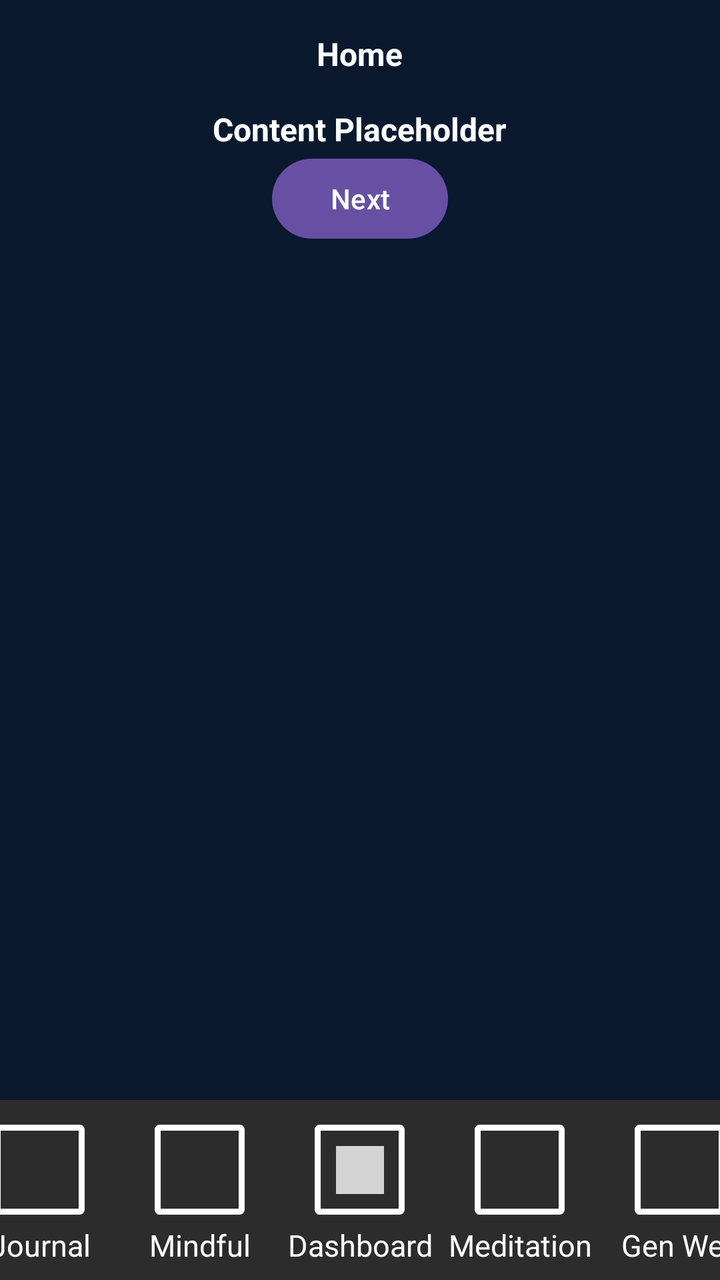
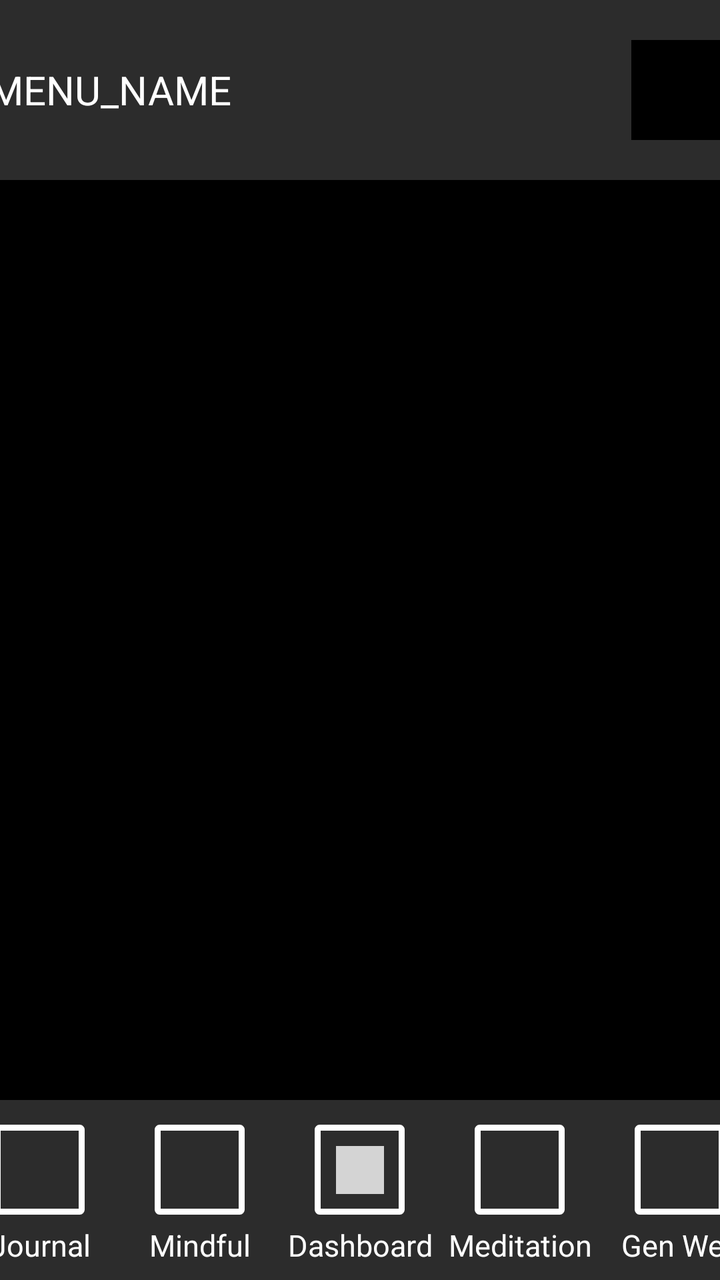

An Android layout rendered at two revisions. The XML below is the earlier revision; the diff shows what the commit changed to produce the second picture.
<!-- AndroidManifest.xml: application theme Theme.Riova -->
<!-- res/layout/meditation.xml -->
<?xml version="1.0" encoding="utf-8"?>
<androidx.constraintlayout.widget.ConstraintLayout xmlns:android="http://schemas.android.com/apk/res/android"
    xmlns:app="http://schemas.android.com/apk/res-auto"
    xmlns:tools="http://schemas.android.com/tools"
    android:layout_width="match_parent"
    android:layout_height="match_parent"
    android:background="@color/app_background"
    android:padding="0dp"
    tools:context=".FirstFragment">

        
        <LinearLayout
            android:layout_margin="0px"
            android:layout_width="match_parent"
            android:layout_height="wrap_content"
            android:orientation="vertical"
            android:gravity="center"
            app:layout_constraintTop_toTopOf="parent"
            android:id="@+id/header_layout">

            <TextView
                android:id="@+id/textview_first"
                android:text="Home"
                android:textSize="16sp"
                android:textStyle="bold"
                android:textColor="@color/white"
                app:layout_constraintBottom_toBottomOf="parent"
                app:layout_constraintEnd_toEndOf="parent"
                app:layout_constraintStart_toStartOf="parent"
                app:layout_constraintTop_toBottomOf="@id/button_first"
                style="@style/string" />

            
            <TextView
                android:id="@+id/textview_body"
                android:text="Content Placeholder"
                android:textSize="16sp"
                android:textStyle="bold"
                android:textColor="@color/white"
                app:layout_constraintBottom_toBottomOf="parent"
                app:layout_constraintEnd_toEndOf="parent"
                app:layout_constraintStart_toStartOf="parent"
                app:layout_constraintTop_toBottomOf="@id/button_first"
                style="@style/string" />

            
            <Button
                android:id="@+id/button_first"
                android:layout_width="wrap_content"
                android:layout_height="wrap_content"
                android:text="@string/next"
                app:layout_constraintBottom_toTopOf="@id/textview_first"
                app:layout_constraintEnd_toEndOf="parent"
                app:layout_constraintHorizontal_bias="0.498"
                app:layout_constraintStart_toStartOf="parent"
                app:layout_constraintTop_toTopOf="parent" />
        </LinearLayout>

        <include layout="@layout/footer"/>

</androidx.constraintlayout.widget.ConstraintLayout>
<!-- res/layout/footer.xml (included above) -->
<?xml version="1.0" encoding="utf-8"?>
<androidx.constraintlayout.widget.ConstraintLayout xmlns:android="http://schemas.android.com/apk/res/android"
    xmlns:app="http://schemas.android.com/apk/res-auto"
    android:layout_width="match_parent"
    android:layout_height="match_parent">

    
    <LinearLayout
        android:layout_margin="0dp"
        android:layout_width="match_parent"
        android:layout_height="90dp"
        android:orientation="horizontal"
        android:gravity="center"
        app:layout_constraintBottom_toBottomOf="parent"
        app:layout_constraintEnd_toEndOf="parent"
        app:layout_constraintStart_toStartOf="parent"
        android:background="@color/footer_back"
        android:id="@+id/header_layout">

        
        <LinearLayout
            style="@style/nav_button_linear_layout">
            <ImageButton
                android:contentDescription="@string/journal"
                android:id="@+id/button_journal"
                android:src="@drawable/ic_action_inactive_button"
                app:backgroundTint="@null"
                style="@style/nav_button"/>
            <TextView
                style="@style/nav_button_text"
                android:text="Journal"/>
        </LinearLayout>
        

        
        <LinearLayout
            style="@style/nav_button_linear_layout">

            <ImageButton
                android:contentDescription="Mindfulness"
                android:id="@+id/button_mindfullness"
                android:src="@drawable/ic_action_inactive_button"
                app:backgroundTint="@null"
                style="@style/nav_button"/>
            <TextView
                style="@style/nav_button_text"
                android:text="Mindful"/>
        </LinearLayout>
        

        
        <LinearLayout
            style="@style/nav_button_linear_layout">
            <ImageButton
                android:contentDescription="@string/dashboard"
                android:id="@+id/button_dashboard"
                android:src="@drawable/ic_action_name"
                app:backgroundTint="@null"
                style="@style/nav_button"/>
            <TextView
                style="@style/nav_button_text"
                android:text="Dashboard"/>
        </LinearLayout>
        

        
        <LinearLayout
            style="@style/nav_button_linear_layout">
            <ImageButton
                android:contentDescription="@string/meditation"
                android:id="@+id/button_meditation"
                android:src="@drawable/ic_action_inactive_button"
                app:backgroundTint="@null"
                style="@style/nav_button"/>
            <TextView
                style="@style/nav_button_text"
                android:text="Meditation"/>
        </LinearLayout>
        

        
        <LinearLayout
            style="@style/nav_button_linear_layout">
            <ImageButton
                android:contentDescription="@string/general_wellness"
                android:id="@+id/button_generalWellness"
                android:src="@drawable/ic_action_inactive_button"
                app:backgroundTint="@null"
                style="@style/nav_button"/>
            <TextView
                style="@style/nav_button_text"
                android:text="Gen Well"/>
        </LinearLayout>
        

    </LinearLayout>

</androidx.constraintlayout.widget.ConstraintLayout>
<!-- resources referenced by this layout -->
<resources>
  <color name="app_background">#0A192E</color>
  <color name="footer_back">#2C2C2C</color>
  <color name="white">#FFFFFFFF</color>
  <!-- drawable ic_action_inactive_button: png bitmap (drawable-hdpi, 85 bytes) -->
  <!-- drawable ic_action_name: png bitmap (drawable-hdpi, 122 bytes) -->
  <string name="dashboard">Dashboard</string>
  <string name="general_wellness">General Wellness</string>
  <string name="journal">Journal</string>
  <string name="meditation">Meditation</string>
  <string name="next">Next</string>
  <style name="nav_button" parent="Widget.Design.FloatingActionButton">
          <item name="android:layout_width">45dp</item>
          <item name="android:layout_height">45dp</item>
          <item name="android:layout_margin">5dp</item>
          <item name="android:background">@drawable/nav_button</item>
      </style>
  <style name="nav_button_linear_layout">
          <item name="android:layout_width">80dp</item>
          <item name="android:layout_height">80dp</item>
          <item name="android:orientation">vertical</item>
          <item name="android:gravity">center</item>
      </style>
  <style name="nav_button_text" parent="Widget.AppCompat.TextView">
          <item name="android:layout_width">match_parent</item>
          <item name="android:layout_height">wrap_content</item>
          <item name="android:textSize">15sp</item>
          <item name="android:textColor">@color/white</item>
          <item name="android:textAlignment">center</item>
      </style>
  <style name="string">
          <item name="android:layout_width">wrap_content</item>
          <item name="android:layout_height">wrap_content</item>
          <item name="android:layout_marginTop">16dp</item>
      </style>
  <style name="Theme.Riova" parent="Base.Theme.Riova" />
  <!-- drawable nav_button (drawable) -->
  <?xml version="1.0" encoding="utf-8"?>
  <shape xmlns:android="http://schemas.android.com/apk/res/android">
  
      <stroke
          android:width="3dp"
          android:color="#FFFFFF"
          />
      <corners
          android:radius="1dp"
          />
  </shape>
  <style name="Base.Theme.Riova" parent="Theme.Material3.DayNight.NoActionBar">
          
          
      </style>
</resources>

<!-- the commit's change to res/layout/meditation.xml (unified diff, before → after) -->
@@ -1,62 +1,65 @@
+<?xml version="1.0" encoding="utf-8"?>
+<androidx.coordinatorlayout.widget.CoordinatorLayout xmlns:android="http://schemas.android.com/apk/res/android"
+    xmlns:tools="http://schemas.android.com/tools"
+    android:id="@+id/main"
+    android:layout_width="match_parent"
+    android:layout_height="match_parent"
+    android:fitsSystemWindows="true"
+    android:background="@color/footer_back"
+    tools:context=".MainActivity">
+
+    
+    <include layout="@layout/header" />
+    <include layout="@layout/footer" />
+    
+
+    
+    
+    <FrameLayout
+        style="@style/content_layout">
+
+    </FrameLayout>
+    
+
+</androidx.coordinatorlayout.widget.CoordinatorLayout>
+<!-- res/layout/header.xml (included above) -->
 <?xml version="1.0" encoding="utf-8"?>
 <androidx.constraintlayout.widget.ConstraintLayout xmlns:android="http://schemas.android.com/apk/res/android"
     xmlns:app="http://schemas.android.com/apk/res-auto"
-    xmlns:tools="http://schemas.android.com/tools"
     android:layout_width="match_parent"
-    android:layout_height="match_parent"
-    android:background="@color/app_background"
-    android:padding="0dp"
-    tools:context=".FirstFragment">
+    android:layout_height="match_parent">
 
-        
+    
+    <LinearLayout
+        android:layout_margin="0dp"
+        android:layout_width="match_parent"
+        android:layout_height="90dp"
+        android:orientation="horizontal"
+        android:gravity="center"
+        app:layout_constraintTop_toTopOf="parent"
+        app:layout_constraintEnd_toEndOf="parent"
+        app:layout_constraintStart_toStartOf="parent"
+        android:background="@color/footer_back"
+        android:id="@+id/header_layout">
+
         <LinearLayout
-            android:layout_margin="0px"
             android:layout_width="match_parent"
-            android:layout_height="wrap_content"
-            android:orientation="vertical"
-            android:gravity="center"
-            app:layout_constraintTop_toTopOf="parent"
-            android:id="@+id/header_layout">
-
+            android:layout_height="match_parent"
+            android:gravity="center">
             <TextView
-                android:id="@+id/textview_first"
-                android:text="Home"
-                android:textSize="16sp"
-                android:textStyle="bold"
-                android:textColor="@color/white"
-                app:layout_constraintBottom_toBottomOf="parent"
-                app:layout_constraintEnd_toEndOf="parent"
-                app:layout_constraintStart_toStartOf="parent"
-                app:layout_constraintTop_toBottomOf="@id/button_first"
-                style="@style/string" />
-
-            
-            <TextView
-                android:id="@+id/textview_body"
-                android:text="Content Placeholder"
-                android:textSize="16sp"
-                android:textStyle="bold"
-                android:textColor="@color/white"
-                app:layout_constraintBottom_toBottomOf="parent"
-                app:layout_constraintEnd_toEndOf="parent"
-                app:layout_constraintStart_toStartOf="parent"
-                app:layout_constraintTop_toBottomOf="@id/button_first"
-                style="@style/string" />
-
-            
-            <Button
-                android:id="@+id/button_first"
                 android:layout_width="wrap_content"
                 android:layout_height="wrap_content"
-                android:text="@string/next"
-                app:layout_constraintBottom_toTopOf="@id/textview_first"
-                app:layout_constraintEnd_toEndOf="parent"
-                app:layout_constraintHorizontal_bias="0.498"
-                app:layout_constraintStart_toStartOf="parent"
-                app:layout_constraintTop_toTopOf="parent" />
+                android:textColor="@color/white"
+                android:textSize="20dp"
+                android:layout_marginRight="200dp"
+                android:text="MENU_NAME"/>
+            <ImageButton
+                android:layout_width="50dp"
+                android:layout_height="50dp"
+                android:background="@color/black"/>
         </LinearLayout>
 
-        <include layout="@layout/footer"/>
+    </LinearLayout>
 
 </androidx.constraintlayout.widget.ConstraintLayout>
 <!-- res/layout/footer.xml (included above) -->
<!-- resource entries referenced after the edit -->
@@ -1,6 +1,6 @@
 <!-- resources referenced by this layout -->
 <resources>
-  <color name="app_background">#0A192E</color>
+  <color name="black">#FF000000</color>
   <color name="footer_back">#2C2C2C</color>
   <color name="white">#FFFFFFFF</color>
   <!-- drawable ic_action_inactive_button: png bitmap (drawable-hdpi, 85 bytes) -->
@@ -9,7 +9,13 @@
   <string name="general_wellness">General Wellness</string>
   <string name="journal">Journal</string>
   <string name="meditation">Meditation</string>
-  <string name="next">Next</string>
+  <style name="content_layout" parent="Widget.AppCompat.TextView">
+          <item name="android:layout_width">match_parent</item>
+          <item name="android:layout_height">match_parent</item>
+          <item name="android:layout_marginTop">90dp</item>
+          <item name="android:layout_marginBottom">90dp</item>
+          <item name="android:background">@color/black</item>
+      </style>
   <style name="nav_button" parent="Widget.Design.FloatingActionButton">
           <item name="android:layout_width">45dp</item>
           <item name="android:layout_height">45dp</item>
@@ -28,11 +34,6 @@
           <item name="android:textSize">15sp</item>
           <item name="android:textColor">@color/white</item>
           <item name="android:textAlignment">center</item>
-      </style>
-  <style name="string">
-          <item name="android:layout_width">wrap_content</item>
-          <item name="android:layout_height">wrap_content</item>
-          <item name="android:layout_marginTop">16dp</item>
       </style>
   <style name="Theme.Riova" parent="Base.Theme.Riova" />
   <!-- drawable nav_button (drawable) -->
